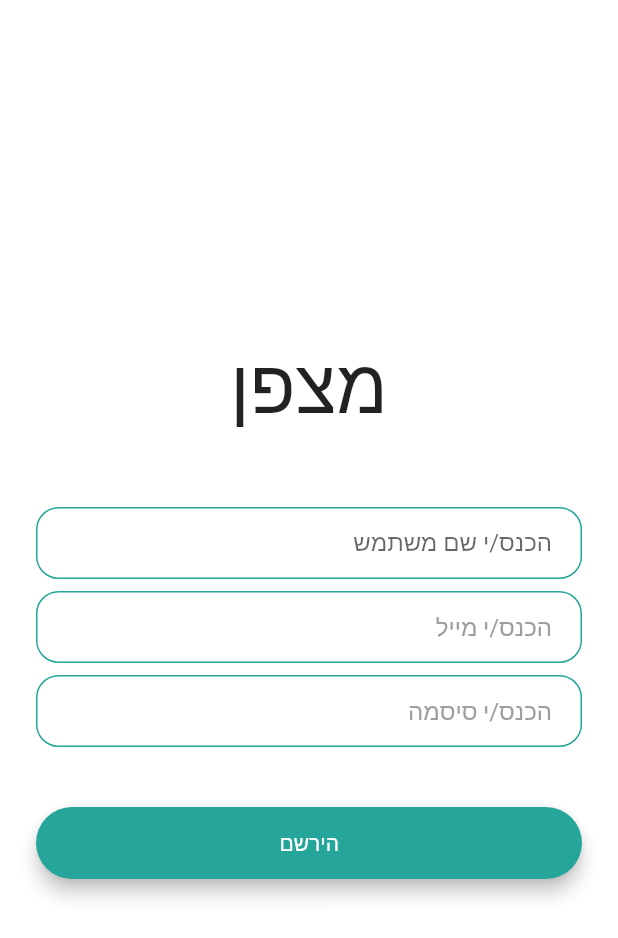
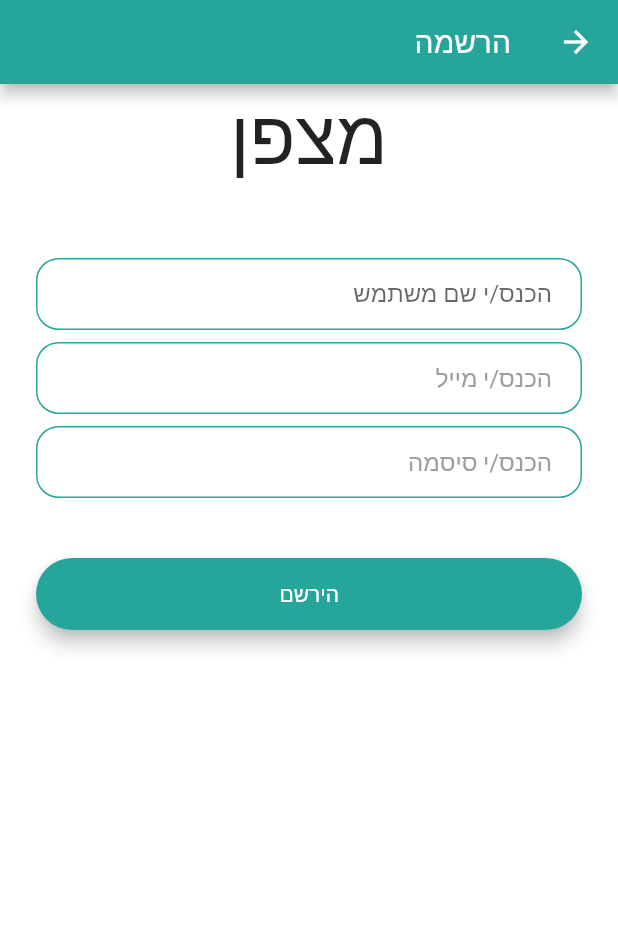
Before and after one commit to EliranAm/life_compass_app, a Flutter app: the HelperRegistrationScreen screen opened by its route, on a phone screen of 412 x 824 dp. Shown: the top 938 px of the screen. Run offline on Flutter 3.47's test engine with Material 2 defaults, Android fonts, the phone set to English and light mode, and no system bars; our stand-ins replace cloud_firestore, firebase_auth, firebase_messaging, flutter_icons, geolocator, google_fonts and 2 more; missing offline and left inert: geocoder; accounts and stored records are empty; Roboto replaces fonts that are missing (Heebo).

Commit message:
Add navigation bar to Helper registration screen.

```diff
--- a/lib/screens/helper_registration.dart
+++ b/lib/screens/helper_registration.dart
@@ -1,11 +1,9 @@
 import 'package:firebase_auth/firebase_auth.dart';
 import 'package:flutter/material.dart';
 import 'package:flutter/services.dart';
-import 'package:lifecompassapp/components/reg_text_field.dart';
 import 'package:lifecompassapp/components/rounded_button.dart';
 import 'package:lifecompassapp/constants.dart';
 import 'package:lifecompassapp/screens/helper_main_screen.dart';
-import 'package:lifecompassapp/services/fields_validator.dart';
 import 'package:modal_progress_hud/modal_progress_hud.dart';
 import 'package:shared_preferences/shared_preferences.dart';
 
@@ -66,15 +64,21 @@ class _HelperRegistrationScreenState extends State<HelperRegistrationScreen> {
       textDirection: TextDirection.rtl,
       child: Scaffold(
         backgroundColor: Colors.white,
+        appBar: AppBar(
+          title: Text(
+            'הרשמה',
+            style: TextStyle(
+              fontSize: 20.0,
+            ),
+          ),
+        ),
         body: Form(
           key: _formKey,
           child: ModalProgressHUD(
             inAsyncCall: showSpinner,
             child: Padding(
               padding: EdgeInsets.symmetric(horizontal: 24.0),
-              child: Column(
-                mainAxisAlignment: MainAxisAlignment.center,
-                crossAxisAlignment: CrossAxisAlignment.stretch,
+              child: ListView(
                 children: <Widget>[
                   Container(
                     alignment: Alignment.center,
@@ -93,9 +97,8 @@ class _HelperRegistrationScreenState extends State<HelperRegistrationScreen> {
                       labelText: 'הכנס/י שם משתמש',
                       hintText: 'שם',
                     ),
-                    validator: (val) => val.length > 0
-                        ? null
-                        : 'אנא הכנס/י שם מלא',
+                    validator: (val) =>
+                        val.length > 0 ? null : 'אנא הכנס/י שם מלא',
                     onChanged: (newValue) {
                       userName = newValue;
                     },
```
